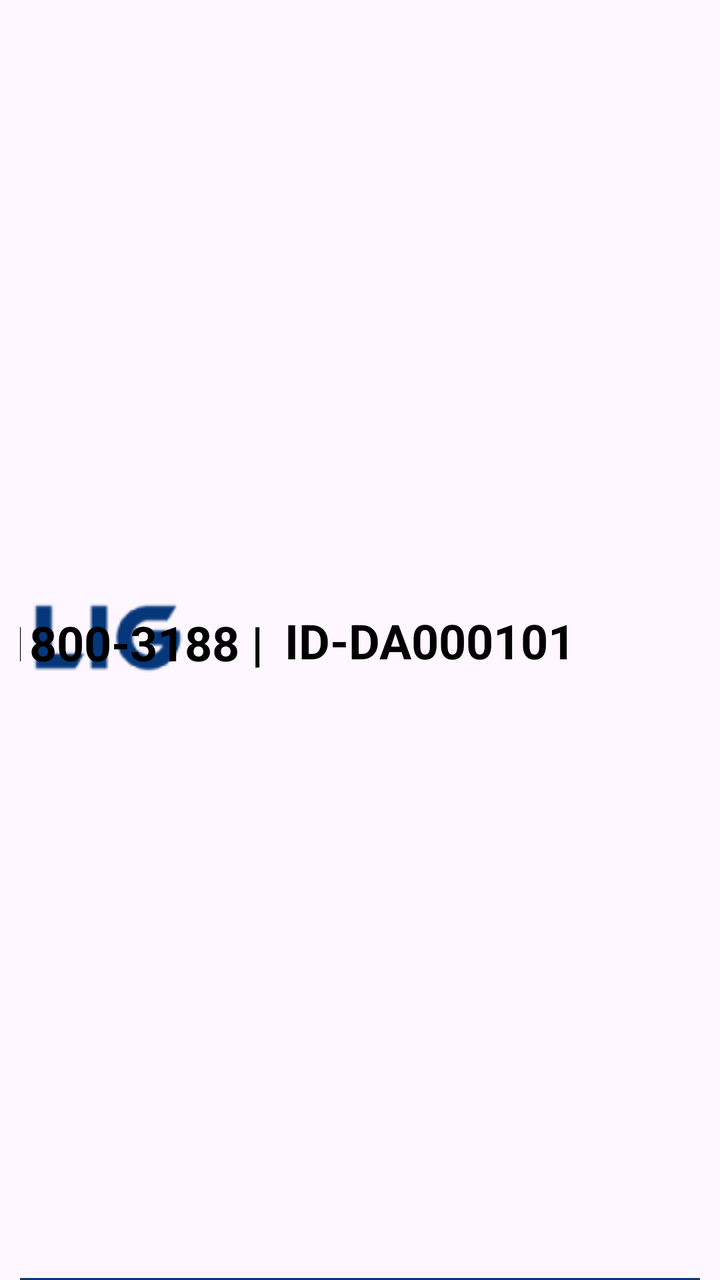
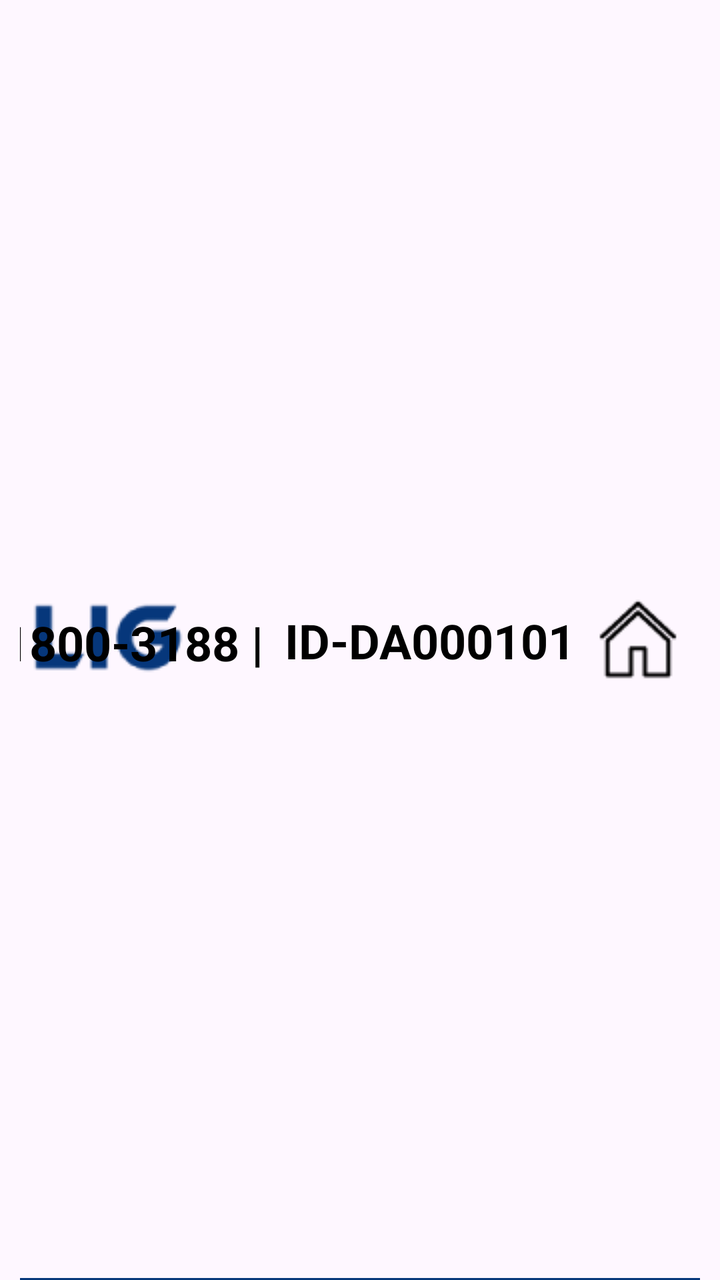

Screens rendered from an Android XML layout before and after an edit, with the pre-edit source and the edit as a unified diff.
<!-- AndroidManifest.xml: application theme Theme.FastCharger -->
<!-- res/layout/fragment_header.xml -->
<?xml version="1.0" encoding="utf-8"?>
<androidx.constraintlayout.widget.ConstraintLayout xmlns:android="http://schemas.android.com/apk/res/android"
    xmlns:tools="http://schemas.android.com/tools"
    xmlns:app="http://schemas.android.com/apk/res-auto"
    android:layout_width="match_parent"
    android:layout_height="72dp"
    android:paddingStart="10dp"
    android:paddingEnd="10dp"
    tools:context=".pages.HeaderFragment">

    <ImageButton
        android:id="@+id/btnLogo"
        android:layout_width="wrap_content"
        android:layout_height="wrap_content"
        android:src="@drawable/logo"
        android:background="@android:color/transparent"
        app:layout_constraintLeft_toLeftOf="parent"
        app:layout_constraintTop_toTopOf="parent"
        app:layout_constraintBottom_toBottomOf="parent"
        tools:ignore="SpeakableTextPresentCheck, contentDescription" />

    <TextView
        android:id="@+id/textViewCallCenter"
        android:layout_width="wrap_content"
        android:layout_height="wrap_content"
        android:layout_marginEnd="5dp"
        android:text="고객센터 1800-3188 | "
        android:textColor="@color/black"
        android:textSize="24sp"
        android:textStyle="bold"
        app:layout_constraintTop_toTopOf="@id/textViewChargerId"
        app:layout_constraintBottom_toBottomOf="@id/textViewChargerId"
        app:layout_constraintEnd_toStartOf="@id/textViewChargerId"/>

    <TextView
        android:id="@+id/textViewChargerId"
        android:layout_width="wrap_content"
        android:layout_height="wrap_content"
        android:layout_marginEnd="10dp"
        android:text="ID-DA000101"
        android:textColor="@color/black"
        android:textSize="24sp"
        android:textStyle="bold"
        app:layout_constraintTop_toTopOf="parent"
        app:layout_constraintBottom_toBottomOf="parent"
        app:layout_constraintEnd_toStartOf="@id/btnHome" />

    <ImageButton
        android:id="@+id/btnHome"
        android:layout_width="wrap_content"
        android:layout_height="wrap_content"
        android:background="@android:color/transparent"
        android:src="@drawable/home"
        android:visibility="invisible"
        android:layout_marginEnd="10dp"
        app:layout_constraintTop_toTopOf="parent"
        app:layout_constraintEnd_toEndOf="parent"
        app:layout_constraintBottom_toBottomOf="parent"
        tools:ignore="SpeakableTextPresentCheck, contentDescription" />

    <View
        android:layout_width="match_parent"
        android:layout_height="1dp"
        android:background="@color/primary"
        app:layout_constraintBottom_toBottomOf="parent"/>

</androidx.constraintlayout.widget.ConstraintLayout>
<!-- resources referenced by this layout -->
<resources>
  <color name="black">#FF000000</color>
  <color name="primary">#06377B</color>
  <!-- drawable home: png bitmap (drawable, 463 bytes) -->
  <!-- drawable logo: png bitmap (drawable, 1764 bytes) -->
  <style name="Theme.FastCharger" parent="Base.Theme.FastCharger" />
  <style name="Base.Theme.FastCharger" parent="Theme.Material3.DayNight.NoActionBar">
          
          
          <item name="windowNoTitle">true</item>
          <item name="android:windowFullscreen">true</item>
      </style>
</resources>

<!-- the commit's change to res/layout/fragment_header.xml (unified diff, before → after) -->
@@ -51,7 +51,7 @@
         android:layout_height="wrap_content"
         android:background="@android:color/transparent"
         android:src="@drawable/home"
-        android:visibility="invisible"
+        android:visibility="visible"
         android:layout_marginEnd="10dp"
         app:layout_constraintTop_toTopOf="parent"
         app:layout_constraintEnd_toEndOf="parent"
